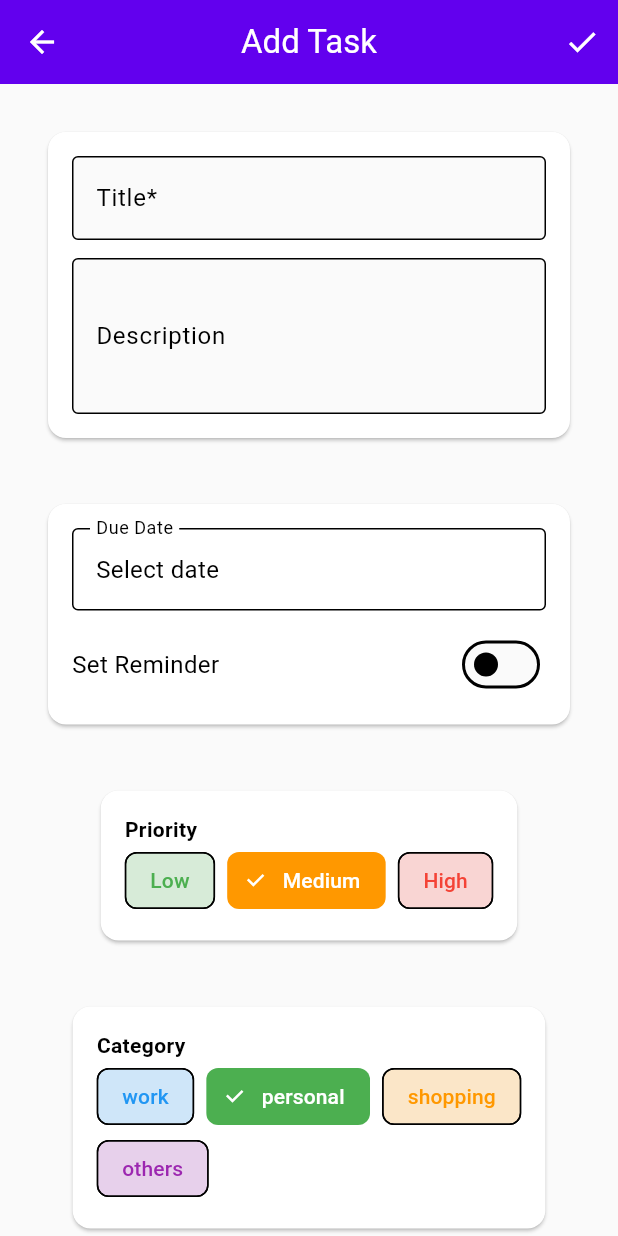
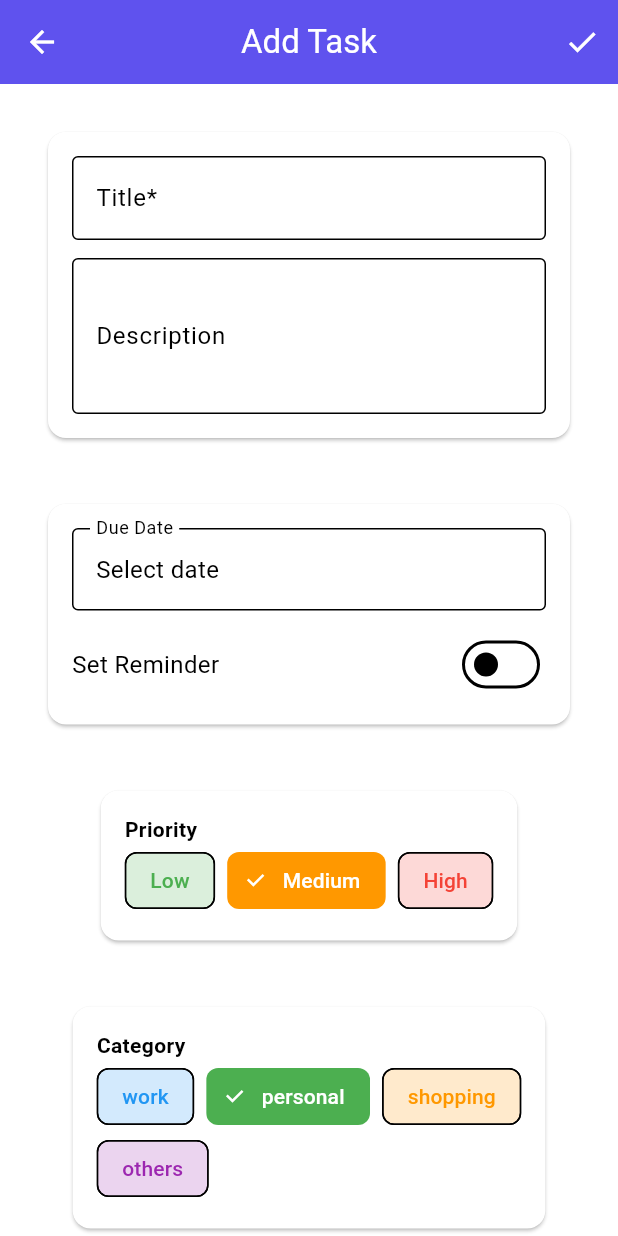
Before and after one commit to cosmicsaurabh/todo-Flutter, a Flutter app: the AddTaskScreen screen opened directly, on a phone screen of 412 x 824 dp. Run offline on Flutter 3.47's test engine with Material 3 defaults, Android fonts, the phone set to English and light mode, and no system bars; our stand-ins replace awesome_notifications, flutter_slidable, hive; accounts and stored records are empty.

Commit message:
theme fixes

```diff
--- a/lib/app_colors.dart
+++ /dev/null
@@ -1,25 +0,0 @@
-import 'dart:ui';
-
-abstract class CustomAppColors {
-  // Light Theme Colors
-  static const Color primary = Color(0xFF6200EE);
-  static const Color secondary = Color(0xFF03DAC6);
-  static const Color backgroundLight = Color(0xFFFAFAFA);
-  static const Color surfaceLight = Color(0xFFFFFFFF);
-  static const Color textLight = Color(0xFF000000);
-  static const Color onPrimary = Color(0xFFFFFFFF);
-  static const Color onSecondary = Color(0xFF000000);
-  static const Color dividerLight = Color(0xFFE0E0E0);
-  static const Color error = Color(0xFFB00020);
-
-  // Dark Theme Colors
-  static const Color primaryDark = Color(0xFFBB86FC);
-  static const Color secondaryDark = Color(0xFF03DAC6);
-  static const Color backgroundDark = Color(0xFF121212);
-  static const Color surfaceDark = Color(0xFF1E1E1E);
-  static const Color textDark = Color(0xFFFFFFFF);
-  static const Color onPrimaryDark = Color(0xFF000000);
-  static const Color onSecondaryDark = Color(0xFF000000);
-  static const Color dividerDark = Color(0xFF424242);
-  static const Color errorDark = Color(0xFFCF6679);
-}
--- a/lib/core/constants/app_colors.dart
+++ b/lib/core/constants/app_colors.dart
@@ -1,6 +1,6 @@
 import 'package:flutter/material.dart';
 
-class AppColors {
+class CustomAppColors {
   // Light Theme Colors
   static const Color primary = Color(0xFF5F52EE);
   static const Color secondary = Color(0xFF03DAC6);
@@ -35,4 +35,10 @@ class AppColors {
   static const Color personalCategory = Color(0xFF4CAF50);
   static const Color shoppingCategory = Color(0xFFFF9800);
   static const Color othersCategory = Color(0xFF9C27B0);
+
+  // Text Colors
+  static const Color textLight = Color(0xFF212121);
+  static const Color textDark = Colors.white;
+  static const Color dividerLight = Color(0xFFBDBDBD);
+  static const Color dividerDark = Color(0xFF424242);
 }
--- a/lib/core/constants/app_styles.dart
+++ b/lib/core/constants/app_styles.dart
@@ -5,25 +5,25 @@ class AppStyles {
   static const TextStyle heading1 = TextStyle(
     fontSize: 24,
     fontWeight: FontWeight.bold,
-    color: AppColors.onBackground,
+    color: CustomAppColors.onBackground,
   );
 
   static const TextStyle heading2 = TextStyle(
     fontSize: 20,
     fontWeight: FontWeight.w600,
-    color: AppColors.onBackground,
+    color: CustomAppColors.onBackground,
   );
 
   static const TextStyle bodyText = TextStyle(
     fontSize: 16,
     fontWeight: FontWeight.normal,
-    color: AppColors.onBackground,
+    color: CustomAppColors.onBackground,
   );
 
   static const TextStyle buttonText = TextStyle(
     fontSize: 16,
     fontWeight: FontWeight.w600,
-    color: AppColors.onPrimary,
+    color: CustomAppColors.onPrimary,
   );
 
   static const TextStyle caption = TextStyle(
--- a/lib/presentation/view_models/theme_view_model.dart
+++ b/lib/presentation/view_models/theme_view_model.dart
@@ -1,5 +1,4 @@
 import 'package:flutter/material.dart';
-import 'package:todo/app_colors.dart';
 import 'package:todo/core/constants/app_colors.dart';
 
 class ThemeViewModel with ChangeNotifier {
@@ -17,11 +16,11 @@ class ThemeViewModel with ChangeNotifier {
     colorScheme: ColorScheme.light(
       primary: CustomAppColors.primary,
       secondary: CustomAppColors.secondary,
-      surface: CustomAppColors.backgroundLight,
+      surface: CustomAppColors.surface,
       error: CustomAppColors.error,
       onPrimary: CustomAppColors.onPrimary,
       onSecondary: CustomAppColors.onSecondary,
-      onSurface: CustomAppColors.textLight,
+      onSurface: CustomAppColors.onSurface,
     ),
     appBarTheme: AppBarTheme(
       backgroundColor: CustomAppColors.primary,
@@ -30,7 +29,7 @@ class ThemeViewModel with ChangeNotifier {
       centerTitle: true,
     ),
     cardTheme: CardTheme(
-      color: CustomAppColors.surfaceLight,
+      color: CustomAppColors.surface,
       elevation: 1,
       margin: const EdgeInsets.all(16),
       shape: RoundedRectangleBorder(borderRadius: BorderRadius.circular(12)),
```
